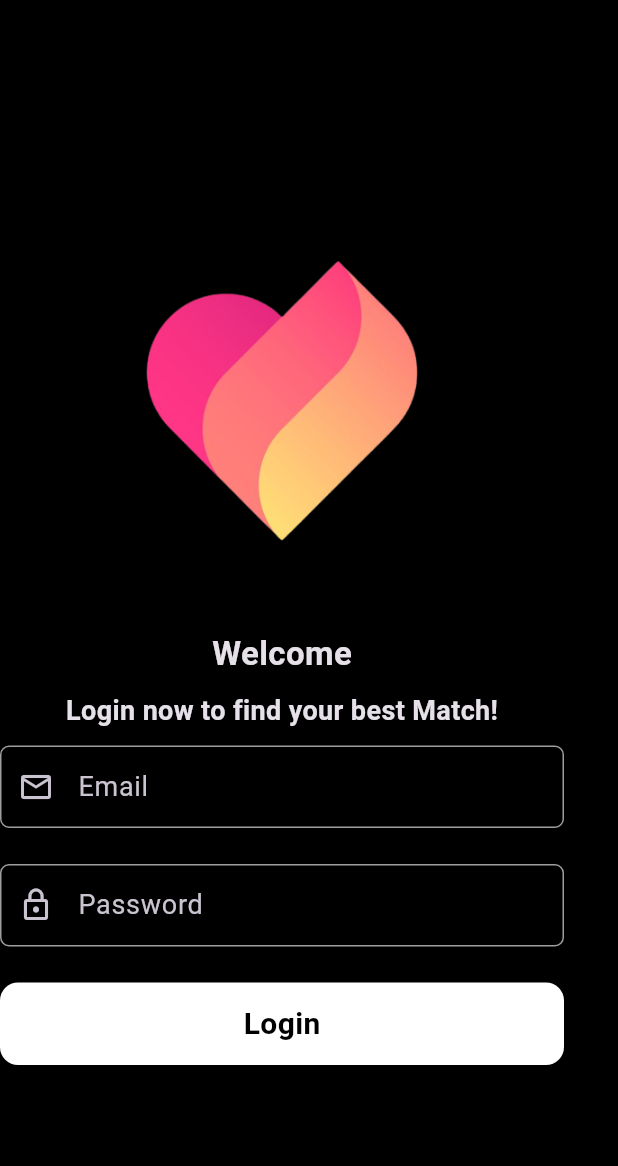
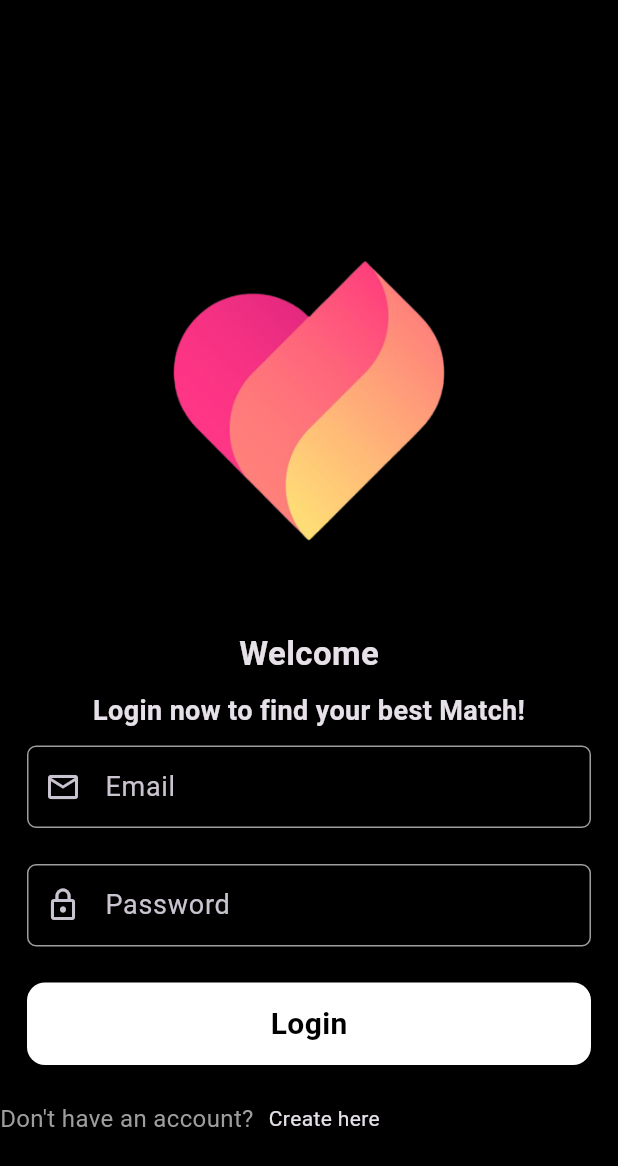
Before and after one commit to beshprakash11/dating_appfv1, a Flutter app: the screen it shows after launch, on a phone screen of 412 x 824 dp. Shown: the top 1166 px of the screen. Run offline on Flutter 3.47's test engine with Material 3 defaults, Android fonts, the phone set to English and light mode, and no system bars; our stand-ins replace get.

Commit message:
create accoutn added

```diff
--- a/lib/authenticationScreen/login_screen.dart
+++ b/lib/authenticationScreen/login_screen.dart
@@ -101,7 +101,31 @@ class _LoginScreenState extends State<LoginScreen> {
                   ),
                 ),
               ),
-            )
+            ),
+
+            const SizedBox(
+              height: 24,
+            ),
+
+            //create account
+            Row(
+              children: [
+                const Text(
+                  "Don't have an account?",
+                  style: TextStyle(
+                    fontSize: 16,
+                    color: Colors.grey,
+                  ),
+                ),
+                const SizedBox(
+                  width: 10,
+                ),
+                InkWell(
+                  onTap: () {},
+                  child: const Text("Create here"),
+                ),
+              ],
+            ),
           ],
         ),
       ),
```
